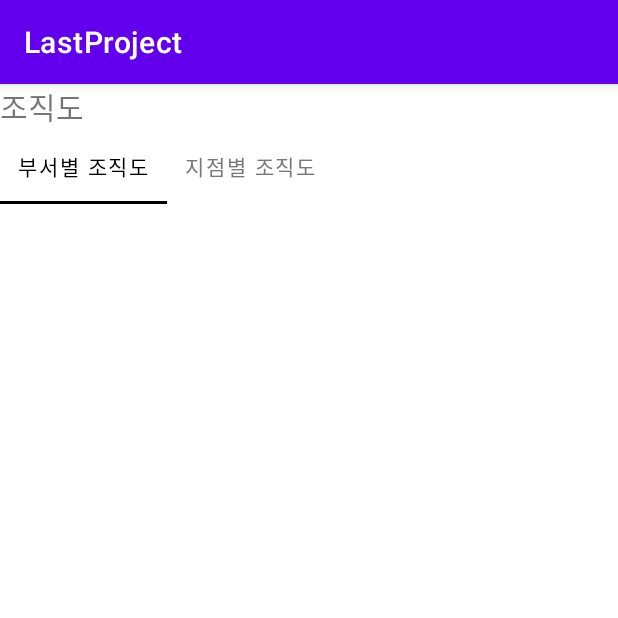
After one commit to tnalss/Ateam, an Android app: the Org_MainActivity screen opened directly, with no data from a screen before it, on a phone screen of 412 x 824 dp, the top half of it. The commit adds this screen. Run offline under Robolectric (Android 15) with nearby library versions, the phone set to English and light mode, and no system bars.

Commit message:
230109 근태 완료
근태 일단 완료 / home화면 xml 조금 손댔어용

```diff
--- a/LastProject/app/src/main/java/com/example/lastproject/MainActivity.java
+++ b/LastProject/app/src/main/java/com/example/lastproject/MainActivity.java
@@ -46,6 +46,7 @@ public class MainActivity extends AppCompatActivity {
                 changeFragment(new CalendarFragment());
             }   else if ( item.getItemId() == R.id.btm_item3 ){
                 changeFragment(new AttendFragment());
+                //출퇴근관리
             }   else if ( item.getItemId() == R.id.btm_item4 ){
                 changeFragment(new EaFragment());
                 //전자결재
--- /dev/null
+++ b/LastProject/app/src/main/java/com/example/lastproject/Org_Chart/Org_MainActivity.java
@@ -0,0 +1,49 @@
+package com.example.lastproject.Org_Chart;
+
+import androidx.appcompat.app.AppCompatActivity;
+
+import android.annotation.SuppressLint;
+import android.os.Bundle;
+
+import com.example.lastproject.R;
+import com.google.android.material.tabs.TabLayout;
+
+public class Org_MainActivity extends AppCompatActivity {
+    TabLayout tabLayout;
+
+    @Override
+    protected void onCreate(Bundle savedInstanceState) {
+        super.onCreate(savedInstanceState);
+        setContentView(R.layout.activity_org_main);
+        tabLayout = findViewById(R.id.tab);
+        tabLayout.addTab(tabLayout.newTab().setText("부서별 조직도"));
+        tabLayout.addTab(tabLayout.newTab().setText("지점별 조직도"));
+
+        tabLayout.setOnTabSelectedListener(new TabLayout.OnTabSelectedListener() {
+            @Override
+            public void onTabSelected(TabLayout.Tab tab) {
+                int position = tab.getPosition();
+                if(position == 0){
+                    /*부서별 조직도*/
+                }else if(position ==1){
+                    /*지점별 조직도*/
+
+                }
+            }
+
+            @Override
+            public void onTabUnselected(TabLayout.Tab tab) {
+
+            }
+
+            @Override
+            public void onTabReselected(TabLayout.Tab tab) {
+
+            }
+        });
+
+
+
+
+    }
+}
--- a/LastProject/app/src/main/java/com/example/lastproject/attend/Attend_Main_Adapter.java
+++ b/LastProject/app/src/main/java/com/example/lastproject/attend/Attend_Main_Adapter.java
@@ -11,11 +11,8 @@ import androidx.recyclerview.widget.RecyclerView;
 
 import com.example.lastproject.R;
 
-import java.sql.Date;
-import java.text.DateFormat;
-import java.text.SimpleDateFormat;
 import java.util.ArrayList;
-import java.util.Calendar;
+
 
 public class Attend_Main_Adapter extends RecyclerView.Adapter<Attend_Main_Adapter.ViewHolder> {
     LayoutInflater inflater;
--- a/LastProject/app/src/main/java/com/example/lastproject/attend/LocationFragment.java
+++ b/LastProject/app/src/main/java/com/example/lastproject/attend/LocationFragment.java
@@ -20,7 +20,6 @@ public class LocationFragment extends Fragment {
 
         View v =  inflater.inflate(R.layout.fragment_location, container, false);
 
-
         return v;
     }
 }
--- a/LastProject/app/src/main/java/com/example/lastproject/home/HomeFragment.java
+++ b/LastProject/app/src/main/java/com/example/lastproject/home/HomeFragment.java
@@ -54,6 +54,7 @@ public class HomeFragment extends Fragment implements View.OnClickListener {
         binding.menu22.setClipToOutline(true);
         binding.menu23.setClipToOutline(true);
         //visibility 속성을 이용해서 일반회원의 경우 메뉴 몇 개를 숨겨야함..
+        // ->조직도 관리 메뉴는 관리자에게만 보이게 나중에 처리할게욥 23.01.09 주영
 
         binding.tvEmpName.setText(Common.loginInfo.getEmp_name());
         binding.tvEmpDepRank.setText(Common.loginInfo.getDepartment_name()+" / "+Common.loginInfo.getRank_name());
@@ -127,6 +128,7 @@ public class HomeFragment extends Fragment implements View.OnClickListener {
         binding.menu13.setOnClickListener(this);
         binding.menu21.setOnClickListener(this);
         binding.menu22.setOnClickListener(this);
+
         binding.menu23.setOnClickListener(this);
         binding.ivEmpDetail.setOnClickListener(this);
         binding.flOnOff.setOnClickListener(this);
--- a/LastProject/app/src/main/java/com/example/lastproject/login/LoginActivity.java
+++ b/LastProject/app/src/main/java/com/example/lastproject/login/LoginActivity.java
@@ -45,7 +45,7 @@ public class LoginActivity extends AppCompatActivity {
         tv_login_pwfind = findViewById(R.id.tv_login_pwfind);
         chec_id = findViewById(R.id.chec_id);
         chec_gogo = findViewById(R.id.chec_gogo);
-        ApiClient.setBASEURL("http://192.168.0.15/middle/");
+        ApiClient.setBASEURL("http://192.168.0.45/middle/");
 
         preferences = PreferenceManager.getDefaultSharedPreferences(this);
 
--- /dev/null
+++ b/LastProject/app/src/main/res/layout/activity_org_main.xml
@@ -0,0 +1,32 @@
+<?xml version="1.0" encoding="utf-8"?>
+<LinearLayout xmlns:android="http://schemas.android.com/apk/res/android"
+    xmlns:app="http://schemas.android.com/apk/res-auto"
+    xmlns:tools="http://schemas.android.com/tools"
+    android:layout_width="match_parent"
+    android:layout_height="match_parent"
+    tools:context=".Org_Chart.Org_MainActivity"
+    android:orientation="vertical"
+    >
+
+
+        <TextView
+            android:id="@+id/title_org"
+            android:layout_width="wrap_content"
+            android:layout_height="wrap_content"
+            android:text="조직도"
+
+            android:textSize="20dp" />
+        <com.google.android.material.tabs.TabLayout
+            android:id="@+id/tab"
+            android:layout_width="wrap_content"
+            android:layout_height="50dp"
+            app:tabGravity="start"
+            app:tabTextColor="#787878"
+            app:tabSelectedTextColor="#000"
+            app:tabIndicatorColor="#000"
+            app:tabIndicatorHeight="2dp"/>
+
+
+
+
+</LinearLayout>
--- a/LastProject/app/src/main/res/layout/fragment_attend.xml
+++ b/LastProject/app/src/main/res/layout/fragment_attend.xml
@@ -109,8 +109,9 @@
                 android:layout_width="wrap_content"
                 android:layout_height="wrap_content"
                 android:text="" />
-            <ImageView
-                android:layout_marginTop="5dp"
+            <de.hdodenhof.circleimageview.CircleImageView
+                android:id="@+id/iv_emp_profile"
+                android:padding="10dp"
                 android:layout_width="100dp"
                 android:layout_height="100dp"
                 android:src="@drawable/user_profile"/>
```
Also changed, not shown: LastProject/app/build.gradle (+6 -1 lines), LastProject/app/src/main/AndroidManifest.xml (+11 -7 lines), LastProject/app/src/main/java/com/example/lastproject/attend/AttendActivity.java (+14 -0 lines), LastProject/app/src/main/java/com/example/lastproject/attend/AttendFragment.java (+25 -8 lines), LastProject/app/src/main/java/com/example/lastproject/attend/AttendVO.java (+10 -18 lines), LastProject/app/src/main/java/com/example/lastproject/attend/LocationNowActivity.java (+21 -32 lines), LastProject/app/src/main/res/layout/activity_location_now.xml (+14 -8 lines), LastProject/app/src/main/res/layout/fragment_home.xml (+115 -29 lines), LastProject/app/src/main/res/drawable/ic_org.png (added), 2 other files.
